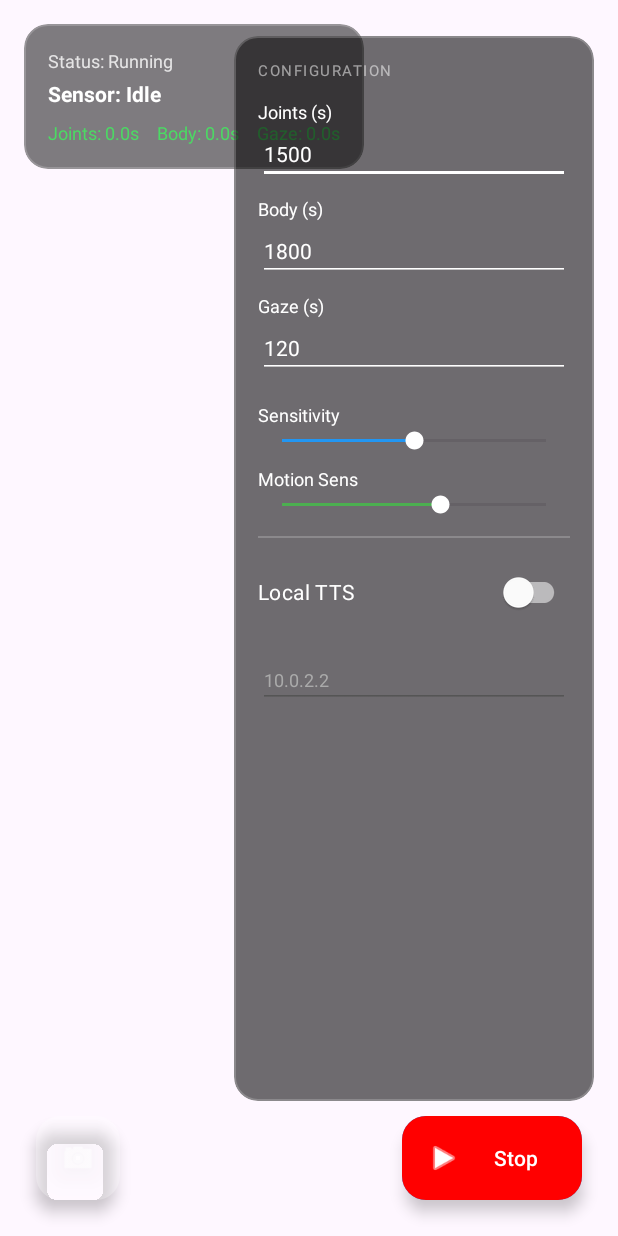
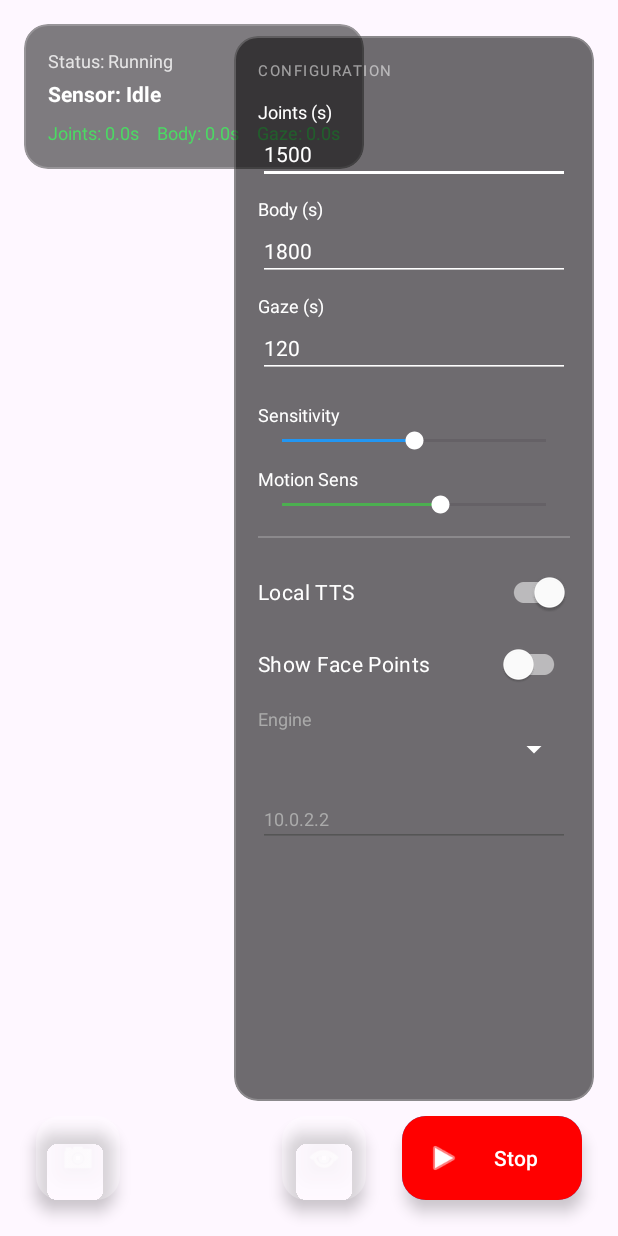
Before and after one commit to goxtopia/pose-master, an Android app: the screen it shows after launch (MainActivity), after a tap on "Start", on a phone screen of 412 x 824 dp. Run offline under Robolectric (Android 15) with nearby library versions, the phone set to English and light mode, and no system bars; libraries missing offline, so code that uses them is left out: androidx.camera.core, androidx.camera.lifecycle, androidx.camera.view, com.google.mediapipe.framework, com.google.mediapipe.tasks; plain views replace PreviewView; 6 statements that could not run were skipped.

Commit message:
Switch Android config to local storage and implement adaptive bilingual TTS
- Replaced API-based configuration persistence with `SharedPreferences` in `MainActivity.kt`.
- Enabled Local TTS by default to support standalone offline usage.
- Implemented adaptive language detection for TTS initialization (Chinese/English).
- Localized alert messages in `triggerAlert` to match the system language.
- Added support for saving/loading the `showFacePoints` setting locally.

```diff
--- a/android/app/src/main/java/com/example/posturemonitor/MainActivity.kt
+++ b/android/app/src/main/java/com/example/posturemonitor/MainActivity.kt
@@ -19,6 +19,7 @@ import android.widget.ImageButton
 import android.widget.SeekBar
 import android.widget.Spinner
 import android.widget.TextView
+import com.google.android.material.floatingactionbutton.FloatingActionButton
 import android.widget.Toast
 import com.google.android.material.switchmaterial.SwitchMaterial
 import androidx.activity.result.contract.ActivityResultContracts
@@ -56,6 +57,8 @@ class MainActivity : AppCompatActivity(), TextToSpeech.OnInitListener {
     private lateinit var inputServerIp: EditText
     private lateinit var btnStart: Button
     private lateinit var btnSwitchCamera: ImageButton
+    private lateinit var btnHideUi: FloatingActionButton
+    private lateinit var btnRestoreUi: FloatingActionButton
 
     // Settings
     private lateinit var inputJoints: EditText
@@ -66,6 +69,7 @@ class MainActivity : AppCompatActivity(), TextToSpeech.OnInitListener {
 
     // TTS UI
     private lateinit var switchLocalTts: SwitchMaterial
+    private lateinit var switchShowFace: SwitchMaterial
     private lateinit var labelTtsEngine: TextView
     private lateinit var spinnerTtsEngine: Spinner
 
@@ -115,6 +119,8 @@ class MainActivity : AppCompatActivity(), TextToSpeech.OnInitListener {
         inputServerIp = findViewById(R.id.input_server_ip)
         btnStart = findViewById(R.id.btn_start)
         btnSwitchCamera = findViewById(R.id.btn_switch_camera)
+        btnHideUi = findViewById(R.id.btn_hide_ui)
+        btnRestoreUi = findViewById(R.id.btn_restore_ui)
 
         inputJoints = findViewById(R.id.input_joints)
         inputBody = findViewById(R.id.input_body)
@@ -123,11 +129,15 @@ class MainActivity : AppCompatActivity(), TextToSpeech.OnInitListener {
         seekMotionSensitivity = findViewById(R.id.seek_motion_sensitivity)
 
         switchLocalTts = findViewById(R.id.switch_local_tts)
+        switchShowFace = findViewById(R.id.switch_show_face)
         labelTtsEngine = findViewById(R.id.label_tts_engine)
         spinnerTtsEngine = findViewById(R.id.spinner_tts_engine)
 
+        // Initialize defaults or load from prefs
+        loadConfig()
+
         // Initialize TTS with default engine
-        initTts(null)
+        initTts(selectedEnginePackage)
 
         if (allPermissionsGranted()) {
             setupMediaPipe()
@@ -147,8 +157,6 @@ class MainActivity : AppCompatActivity(), TextToSpeech.OnInitListener {
                 monitor.reset()
                 lastPixelMotionTime = System.currentTimeMillis()
                 statusText.text = "Status: Running"
-                // Try load config just in case
-                loadConfig()
             } else {
                 btnStart.text = "Start"
                 btnStart.setBackgroundColor(Color.LTGRAY)
@@ -166,6 +174,9 @@ class MainActivity : AppCompatActivity(), TextToSpeech.OnInitListener {
             }
             startCamera()
         }
+
+        btnHideUi.setOnClickListener { setUiVisibility(false) }
+        btnRestoreUi.setOnClickListener { setUiVisibility(true) }
 
         // Auto-save listeners
         val saveListener = View.OnFocusChangeListener { _, hasFocus ->
@@ -188,6 +199,11 @@ class MainActivity : AppCompatActivity(), TextToSpeech.OnInitListener {
         // TTS Listeners
         switchLocalTts.setOnCheckedChangeListener { _, isChecked ->
             updateTtsUiVisibility(isChecked)
+            saveConfig()
+        }
+
+        switchShowFace.setOnCheckedChangeListener { _, isChecked ->
+            overlay.showFacePoints = isChecked
             saveConfig()
         }
 
@@ -224,11 +240,17 @@ class MainActivity : AppCompatActivity(), TextToSpeech.OnInitListener {
 
     override fun onInit(status: Int) {
         if (status == TextToSpeech.SUCCESS) {
-            val result = tts?.setLanguage(Locale.CHINESE) // Default to Chinese
+            val systemLocale = Locale.getDefault()
+            val targetLocale = if (systemLocale.language == Locale.CHINESE.language) {
+                Locale.CHINESE
+            } else {
+                Locale.US
+            }
+
+            val result = tts?.setLanguage(targetLocale)
             if (result == TextToSpeech.LANG_MISSING_DATA || result == TextToSpeech.LANG_NOT_SUPPORTED) {
-                 Log.e(TAG, "TTS Language not supported")
-                 // Fallback to English?
-                 tts?.setLanguage(Locale.ENGLISH)
+                 Log.e(TAG, "TTS Language not supported: $targetLocale")
+                 tts?.setLanguage(Locale.US)
             }
             isTtsReady = true
             populateTtsEngines()
@@ -272,6 +294,24 @@ class MainActivity : AppCompatActivity(), TextToSpeech.OnInitListener {
         }
     }
 
+    private fun setUiVisibility(visible: Boolean) {
+        val v = if (visible) View.VISIBLE else View.GONE
+        val restoreV = if (visible) View.GONE else View.VISIBLE
+
+        statusText.visibility = v
+        deltaText.visibility = v
+        timerJoints.visibility = v
+        timerBody.visibility = v
+        timerGaze.visibility = v
+        btnStart.visibility = v
+        btnSwitchCamera.visibility = v
+        btnHideUi.visibility = v
+        findViewById<View>(R.id.status_card).visibility = v // Status Card
+        findViewById<View>(R.id.settings_panel).visibility = v // Settings Panel
+
+        btnRestoreUi.visibility = restoreV
+    }
+
     private fun updateConfigFromUI() {
         try {
             val joints = inputJoints.text.toString().toLongOrNull() ?: 1500
@@ -291,85 +331,48 @@ class MainActivity : AppCompatActivity(), TextToSpeech.OnInitListener {
     }
 
     private fun loadConfig() {
-        val ip = inputServerIp.text.toString()
-        // Default emulator IP or empty implies skip if not reachable (user request)
-        // But code allows user to change it.
-        // If "10.0.2.2" and we are on real device (implied by user report), it won't connect.
-        // We will proceed but log softly.
-        if (ip.isEmpty()) return
-        val url = "http://$ip:8080/api/config"
+        val prefs = getSharedPreferences("PosturePrefs", MODE_PRIVATE)
 
-        val request = Request.Builder().url(url).build()
-        httpClient.newCall(request).enqueue(object : Callback {
-            override fun onFailure(call: Call, e: IOException) {
-                Log.e(TAG, "Failed to load config: $e")
-            }
-            override fun onResponse(call: Call, response: Response) {
-                if (response.isSuccessful) {
-                    val bodyStr = response.body?.string()
-                    if (bodyStr != null) {
-                        try {
-                            val json = JSONObject(bodyStr)
-                            runOnUiThread {
-                                if (json.has("joints")) inputJoints.setText(json.getInt("joints").toString())
-                                if (json.has("body")) inputBody.setText(json.getInt("body").toString())
-                                if (json.has("gaze")) inputGaze.setText(json.getInt("gaze").toString())
-                                if (json.has("sensitivity")) seekSensitivity.progress = json.getInt("sensitivity")
-                                if (json.has("motionSensitivity")) seekMotionSensitivity.progress = json.getInt("motionSensitivity")
+        inputJoints.setText(prefs.getInt("joints", 1500).toString())
+        inputBody.setText(prefs.getInt("body", 1800).toString())
+        inputGaze.setText(prefs.getInt("gaze", 120).toString())
+        seekSensitivity.progress = prefs.getInt("sensitivity", 50)
+        seekMotionSensitivity.progress = prefs.getInt("motionSensitivity", 60)
 
-                                // Load TTS settings
-                                if (json.has("useLocalTts")) {
-                                    val useLocal = json.getBoolean("useLocalTts")
+        // Default Local TTS to true
+        val useLocal = prefs.getBoolean("useLocalTts", true)
         switchLocalTts.isChecked = useLocal
         updateTtsUiVisibility(useLocal)
-                                }
-                                if (json.has("ttsEngine")) {
-                                    val savedEngine = json.getString("ttsEngine")
-                                    if (savedEngine != selectedEnginePackage) {
-                                         selectedEnginePackage = savedEngine
-                                         initTts(savedEngine)
-                                    }
-                                }
+
+        selectedEnginePackage = prefs.getString("ttsEngine", null)
+
+        val showFace = prefs.getBoolean("showFacePoints", false)
+        switchShowFace.isChecked = showFace
+        overlay.showFacePoints = showFace
+
+        inputServerIp.setText(prefs.getString("serverIp", "10.0.2.2"))
 
         updateConfigFromUI()
-                                Log.d(TAG, "Config loaded")
-                            }
-                        } catch (e: Exception) {
-                            Log.e(TAG, "Json parse error: $e")
-                        }
-                    }
-                }
-            }
-        })
+        Log.d(TAG, "Config loaded from prefs")
     }
 
     private fun saveConfig() {
-        val ip = inputServerIp.text.toString()
-        if (ip.isEmpty()) return
-        val url = "http://$ip:8080/api/config"
+        val prefs = getSharedPreferences("PosturePrefs", MODE_PRIVATE)
+        val editor = prefs.edit()
 
-        try {
-            val json = JSONObject()
-            json.put("joints", inputJoints.text.toString().toIntOrNull() ?: 1500)
-            json.put("body", inputBody.text.toString().toIntOrNull() ?: 1800)
-            json.put("gaze", inputGaze.text.toString().toIntOrNull() ?: 120)
-            json.put("sensitivity", seekSensitivity.progress)
-            json.put("motionSensitivity", seekMotionSensitivity.progress)
+        editor.putInt("joints", inputJoints.text.toString().toIntOrNull() ?: 1500)
+        editor.putInt("body", inputBody.text.toString().toIntOrNull() ?: 1800)
+        editor.putInt("gaze", inputGaze.text.toString().toIntOrNull() ?: 120)
+        editor.putInt("sensitivity", seekSensitivity.progress)
+        editor.putInt("motionSensitivity", seekMotionSensitivity.progress)
 
-            // Save TTS settings
-            json.put("useLocalTts", switchLocalTts.isChecked)
-            json.put("ttsEngine", selectedEnginePackage ?: "")
+        editor.putBoolean("useLocalTts", switchLocalTts.isChecked)
+        editor.putString("ttsEngine", selectedEnginePackage)
+        editor.putBoolean("showFacePoints", switchShowFace.isChecked)
+        editor.putString("serverIp", inputServerIp.text.toString())
 
-            val body = json.toString().toRequestBody("application/json; charset=utf-8".toMediaType())
-            val request = Request.Builder().url(url).post(body).build()
-
-            httpClient.newCall(request).enqueue(object : Callback {
-                override fun onFailure(call: Call, e: IOException) { Log.e(TAG, "Save failed: $e") }
-                override fun onResponse(call: Call, response: Response) { response.close() }
-            })
-        } catch (e: Exception) {
-            Log.e(TAG, "Save setup failed: $e")
-        }
+        editor.apply()
+        Log.d(TAG, "Config saved to prefs")
     }
 
     private fun setupMediaPipe() {
@@ -583,14 +586,27 @@ class MainActivity : AppCompatActivity(), TextToSpeech.OnInitListener {
     }
 
     private fun triggerAlert(type: String?) {
-        val messages = mapOf(
+        val isChinese = Locale.getDefault().language == Locale.CHINESE.language
+
+        val messages = if (isChinese) {
+            mapOf(
                 "joints" to "长时间保持一个姿势了，活动一下关节吧",
                 "body" to "坐太久了，起来走两步吧",
                 "gaze" to "动动脖子，保护肩颈"
             )
+        } else {
+            mapOf(
+                "joints" to "You've been in the same position for too long, move your joints.",
+                "body" to "You've been sitting for too long, stand up and walk around.",
+                "gaze" to "Move your neck to protect your shoulders and neck."
+            )
+        }
+
+        val fallback = if (isChinese) "请放松一下" else "Please relax"
 
         // Determine what to say
-        val messageToSpeak = messages[type] ?: "请放松一下" // Fallback for 'relax' or unknown
+        val messageToSpeak = messages[type] ?: fallback
+
 
         if (switchLocalTts.isChecked) {
             // Local TTS
--- a/android/app/src/main/java/com/example/posturemonitor/OverlayView.kt
+++ b/android/app/src/main/java/com/example/posturemonitor/OverlayView.kt
@@ -11,6 +11,12 @@ class OverlayView(context: Context, attrs: AttributeSet?) : View(context, attrs)
     init {
         setWillNotDraw(false)
     }
+    var showFacePoints: Boolean = false
+        set(value) {
+            field = value
+            invalidate()
+        }
+
     private var landmarks: List<Point3D>? = null
     private val paintLine = Paint().apply {
         color = Color.GREEN
@@ -60,9 +66,10 @@ class OverlayView(context: Context, attrs: AttributeSet?) : View(context, attrs)
             }
         }
 
-        // Draw Landmarks (body only > 10)
+        // Draw Landmarks
         for ((i, p) in list.withIndex()) {
-            if (i > 10 && p.visibility > 0.5f) {
+            // Check visibility threshold and whether to show face points (indices 0-10)
+            if (p.visibility > 0.5f && (showFacePoints || i > 10)) {
                 canvas.drawCircle(p.x * width, p.y * height, 8f, paintPoint)
             }
         }
--- a/android/app/src/main/res/layout/activity_main.xml
+++ b/android/app/src/main/res/layout/activity_main.xml
@@ -122,6 +122,33 @@
             android:src="@android:drawable/ic_menu_camera"
             app:layout_constraintBottom_toBottomOf="parent"
             app:layout_constraintStart_toStartOf="parent"/>
+
+        <!-- Hide UI Button -->
+        <com.google.android.material.floatingactionbutton.FloatingActionButton
+            android:id="@+id/btn_hide_ui"
+            android:layout_width="wrap_content"
+            android:layout_height="wrap_content"
+            android:layout_margin="24dp"
+            app:fabSize="mini"
+            app:backgroundTint="#40FFFFFF"
+            app:tint="#FFFFFF"
+            android:src="@android:drawable/ic_menu_view"
+            app:layout_constraintBottom_toBottomOf="parent"
+            app:layout_constraintEnd_toStartOf="@id/btn_start"/>
+
+        <!-- Restore UI Button (Initially Hidden) -->
+        <com.google.android.material.floatingactionbutton.FloatingActionButton
+            android:id="@+id/btn_restore_ui"
+            android:layout_width="wrap_content"
+            android:layout_height="wrap_content"
+            android:layout_margin="24dp"
+            app:fabSize="normal"
+            app:backgroundTint="#2196F3"
+            app:tint="#FFFFFF"
+            android:src="@android:drawable/ic_menu_view"
+            android:visibility="gone"
+            app:layout_constraintBottom_toBottomOf="parent"
+            app:layout_constraintEnd_toEndOf="parent"/>
 
         <!-- Alert Overlay -->
         <TextView
@@ -278,6 +305,16 @@
                     app:thumbTint="#FFFFFF"
                     app:trackTint="#88FFFFFF"/>
 
+                <com.google.android.material.switchmaterial.SwitchMaterial
+                    android:id="@+id/switch_show_face"
+                    android:layout_width="match_parent"
+                    android:layout_height="wrap_content"
+                    android:text="Show Face Points"
+                    android:textColor="#FFFFFF"
+                    android:textSize="14sp"
+                    app:thumbTint="#FFFFFF"
+                    app:trackTint="#88FFFFFF"/>
+
                 <TextView
                     android:id="@+id/label_tts_engine"
                     android:layout_width="wrap_content"
```
Lines whose indentation alone changed are shown as unchanged.
